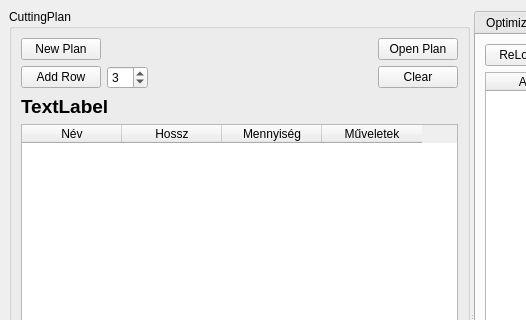
The window that view/MainWindow.ui (horvathzoltan/cutplannerpro) describes before a commit, drawn with Qt 5; both pictures show x 0 to 526 and y 0 to 320 of the 1000 by 666 pixel window.
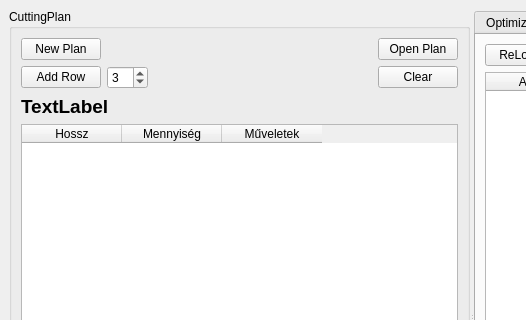
The same window after the commit. The open tabs and pages were chosen to show the change.

What changed in the file:
```diff
--- a/view/MainWindow.ui
+++ b/view/MainWindow.ui
@@ -148,11 +148,6 @@
           <attribute name="verticalHeaderVisible">
            <bool>false</bool>
           </attribute>
-          <column>
-           <property name="text">
-            <string>Név</string>
-           </property>
-          </column>
           <column>
            <property name="text">
             <string>Hossz</string>
```
Left out of the diff: 2 changed lines with no effect on the pictures.
